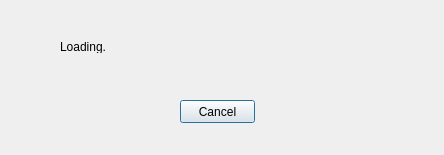
The window that src/inprogressdialog.ui (app211/jaqet) describes before a commit, drawn with Qt 5.
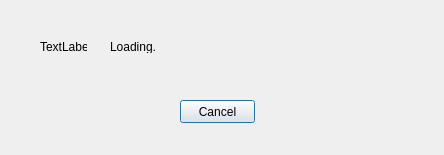
The same window after the commit.

Patch:
```diff
--- a/src/inprogressdialog.ui
+++ b/src/inprogressdialog.ui
@@ -29,7 +29,7 @@
   <widget class="QLabel" name="Loadin">
    <property name="geometry">
     <rect>
-     <x>60</x>
+     <x>110</x>
      <y>40</y>
      <width>46</width>
      <height>13</height>
@@ -39,6 +39,19 @@
     <string>Loading...</string>
    </property>
   </widget>
+  <widget class="QLabel" name="labelMovie">
+   <property name="geometry">
+    <rect>
+     <x>40</x>
+     <y>40</y>
+     <width>47</width>
+     <height>13</height>
+    </rect>
+   </property>
+   <property name="text">
+    <string>TextLabel</string>
+   </property>
+  </widget>
  </widget>
  <resources/>
  <connections/>
```
